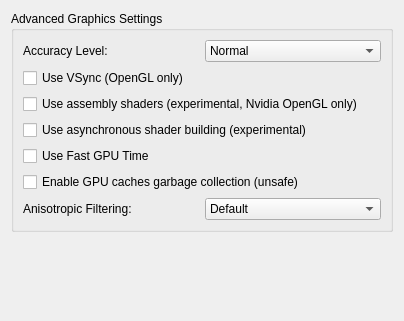
Qt form src/yuzu/configuration/configure_graphics_advanced.ui (QuantumGhost/yuzu) before a commit.
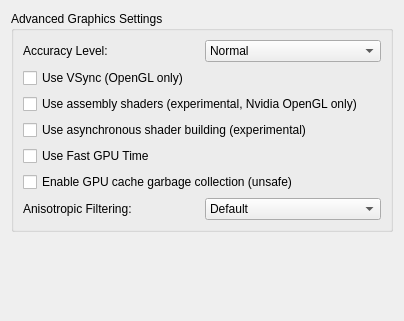
The same form after that commit.

Patch:
```diff
--- a/src/yuzu/configuration/configure_graphics_advanced.ui
+++ b/src/yuzu/configuration/configure_graphics_advanced.ui
@@ -109,7 +109,7 @@
            <string>Enables garbage collection for the GPU caches, this will try to keep VRAM within 3-4 GB by flushing the least used textures/buffers. May cause issues in a few games.</string>
           </property>
           <property name="text">
-           <string>Enable GPU caches garbage collection (unsafe)</string>
+           <string>Enable GPU cache garbage collection (unsafe)</string>
           </property>
          </widget>
         </item>
```
